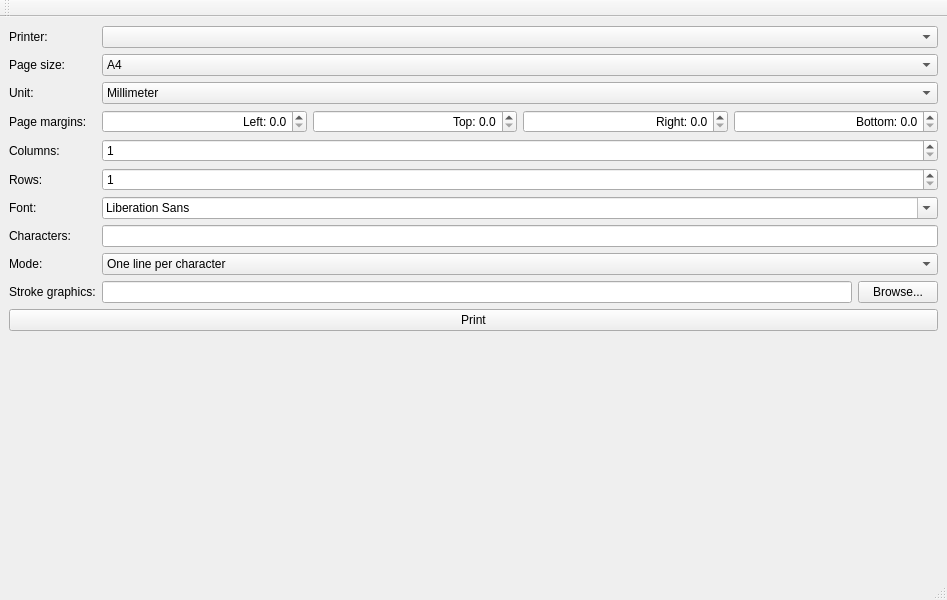
Before: the Qt Designer form mainwindow.ui in karoyqiu/copybook, drawn with Qt 5.
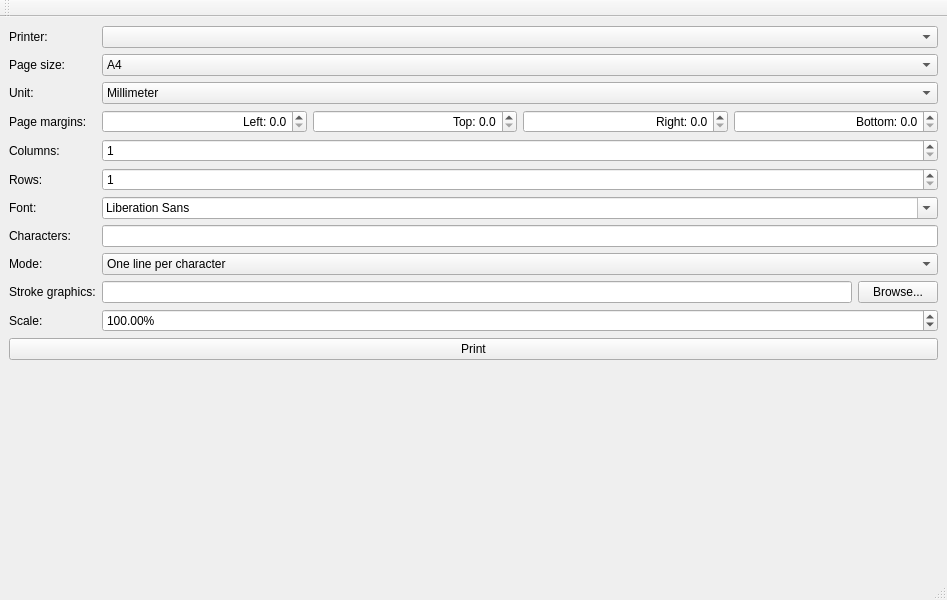
After: the same form once the commit is applied.

```diff
--- a/mainwindow.ui
+++ b/mainwindow.ui
@@ -234,7 +234,7 @@
         </item>
        </widget>
       </item>
-      <item row="10" column="0" colspan="2">
+      <item row="11" column="0" colspan="2">
        <widget class="QPushButton" name="buttonPrint">
         <property name="text">
          <string>Print</string>
@@ -265,6 +265,29 @@
         </property>
        </widget>
       </item>
+      <item row="10" column="0">
+       <widget class="QLabel" name="label_11">
+        <property name="text">
+         <string>Scale:</string>
+        </property>
+        <property name="buddy">
+         <cstring>spinScale</cstring>
+        </property>
+       </widget>
+      </item>
+      <item row="10" column="1">
+       <widget class="QDoubleSpinBox" name="spinScale">
+        <property name="suffix">
+         <string>%</string>
+        </property>
+        <property name="maximum">
+         <double>200.000000000000000</double>
+        </property>
+        <property name="value">
+         <double>100.000000000000000</double>
+        </property>
+       </widget>
+      </item>
      </layout>
     </item>
    </layout>
```
Left out of the diff: 1 changed line with no effect on the pictures.
